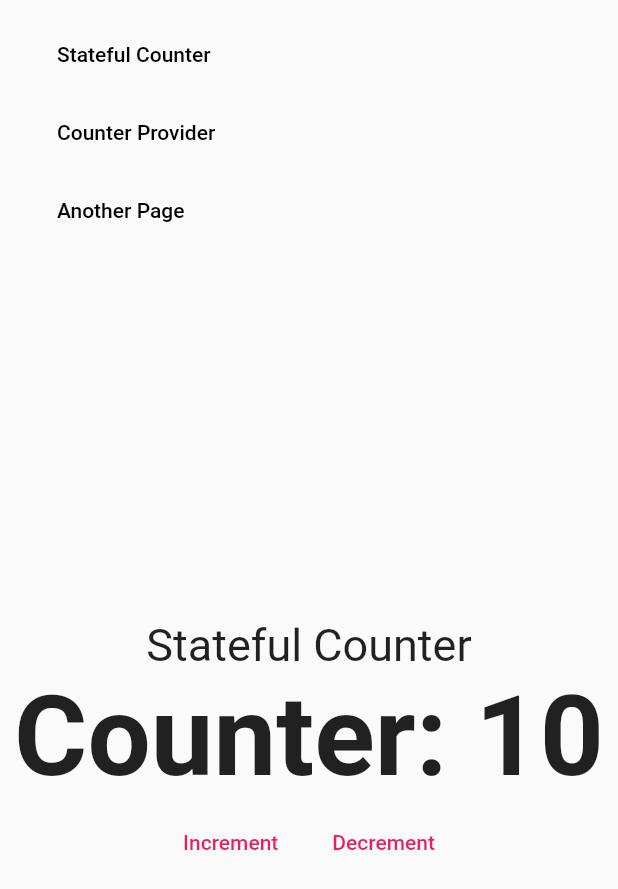
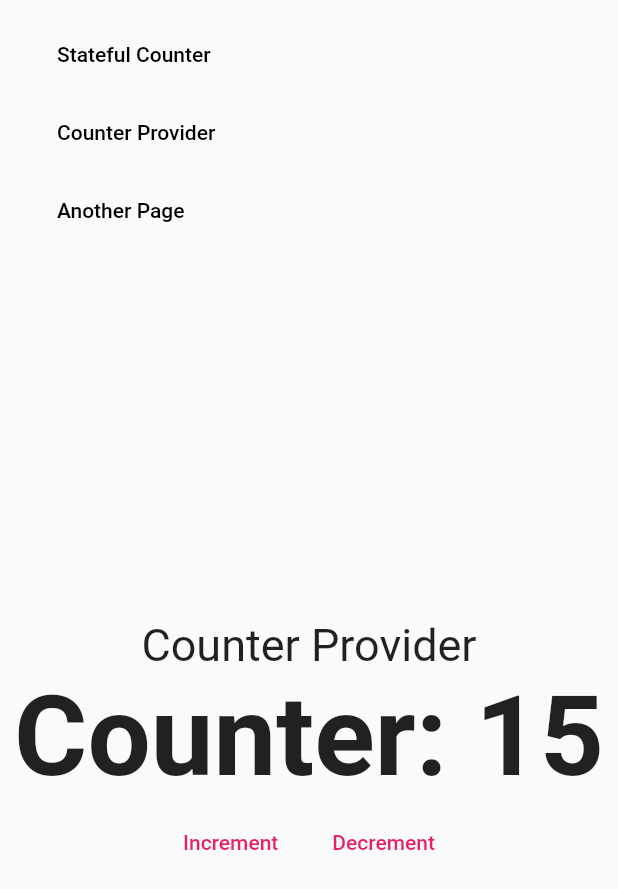
Before and after one commit to elfgodd/Flutter-Web-Bootcamp, a Flutter app: the screen it shows after launch, after a tap on "Counter Provider", on a phone screen of 412 x 824 dp. Shown: the top 889 px of the screen. Run offline on Flutter 3.47's test engine with Material 2 defaults, Android fonts, the phone set to English and light mode, and no system bars; our stand-ins replace fluro, get_it.

Commit message:
Rutas de mi aplicación y animaciones

```diff
--- a/01-basic/lib/router/router.dart
+++ b/01-basic/lib/router/router.dart
@@ -1,3 +1,4 @@
+import 'package:basic/ui/views/counter_provider_view.dart';
 import 'package:basic/ui/views/counter_view.dart';
 import 'package:fluro/fluro.dart';
 
@@ -5,11 +6,26 @@ class Flurorouter {
   static final FluroRouter router = new FluroRouter();
 
   static void configureRoutes() {
-    router.define('/', handler: _counterHanlder);
+    router.define('/', handler: _counterHandler,
+      transitionType: TransitionType.fadeIn);
+
+      // This makes the transition take 1 second.
+      // transitionDuration: Duration(milliseconds: 1000),
+
+      // No transition
+      // transitionType: TransitionType.none);
+
+    router.define('/stateful', handler: _counterHandler,
+      transitionType: TransitionType.fadeIn);
+
+    router.define('/provider', handler: _counterProviderHandler,
+      transitionType: TransitionType.fadeIn);
   }
 
   // Handlers
-  static Handler _counterHanlder =
+  static Handler _counterHandler =
       Handler(handlerFunc: (context, params) => CounterView());
 
+  static Handler _counterProviderHandler =
+      Handler(handlerFunc: (context, params) => CounterProviderView());
 }
```
Also changed, not shown: 1 other file.
